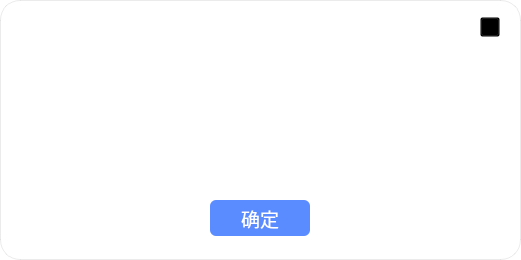
zhushizi/BCI_SWA_v2, file ui/tips_sigle.ui: the form before one commit.
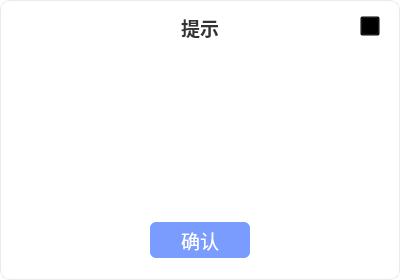
The form after the commit. Icons and pictures are not drawn.

Diff of the .ui file:
```diff
--- a/ui/tips_sigle.ui
+++ b/ui/tips_sigle.ui
@@ -6,20 +6,20 @@
    <rect>
     <x>0</x>
     <y>0</y>
-    <width>521</width>
-    <height>260</height>
+    <width>400</width>
+    <height>280</height>
    </rect>
   </property>
   <property name="minimumSize">
    <size>
-    <width>521</width>
-    <height>260</height>
+    <width>400</width>
+    <height>280</height>
    </size>
   </property>
   <property name="maximumSize">
    <size>
-    <width>521</width>
-    <height>260</height>
+    <width>400</width>
+    <height>280</height>
    </size>
   </property>
   <property name="windowTitle">
@@ -28,71 +28,40 @@
   <property name="styleSheet">
    <string notr="true">QWidget#Form {
 	background-color: rgb(255, 255, 255);
-	border-radius: 20px;
+	border-radius: 10px;
 	border: 1px solid rgba(0, 0, 0, 0.08);
 }</string>
   </property>
-  <widget class="QLabel" name="label">
+  <widget class="QLabel" name="label_title">
    <property name="geometry">
     <rect>
-     <x>-1</x>
-     <y>-1</y>
-     <width>525</width>
-     <height>51</height>
-    </rect>
-   </property>
-   <property name="minimumSize">
-    <size>
-     <width>525</width>
-     <height>39</height>
-    </size>
-   </property>
-   <property name="maximumSize">
-    <size>
-     <width>525</width>
-     <height>390</height>
-    </size>
-   </property>
-   <property name="styleSheet">
-    <string notr="true">border-image: url(:/main/pic/main_tips.png);</string>
-   </property>
-   <property name="text">
-    <string/>
-   </property>
-  </widget>
-  <widget class="QLabel" name="label_2">
-   <property name="geometry">
-    <rect>
-     <x>20</x>
-     <y>10</y>
-     <width>77</width>
+     <x>0</x>
+     <y>12</y>
+     <width>400</width>
      <height>30</height>
     </rect>
    </property>
-   <property name="minimumSize">
-    <size>
-     <width>77</width>
-     <height>30</height>
-    </size>
+   <property name="font">
+    <font>
+     <pointsize>14</pointsize>
+     <bold>true</bold>
+    </font>
    </property>
-   <property name="maximumSize">
-    <size>
-     <width>77</width>
-     <height>30</height>
-    </size>
-   </property>
    <property name="styleSheet">
-    <string notr="true">border-image: url(:/main/pic/main_tips_logo.png);</string>
+    <string notr="true">color: #333333;</string>
    </property>
    <property name="text">
-    <string/>
+    <string>提示</string>
+   </property>
+   <property name="alignment">
+    <set>Qt::AlignCenter</set>
    </property>
   </widget>
   <widget class="QPushButton" name="pushButton_close">
    <property name="geometry">
     <rect>
-     <x>480</x>
-     <y>17</y>
+     <x>360</x>
+     <y>16</y>
      <width>20</width>
      <height>20</height>
     </rect>
@@ -116,11 +85,72 @@
     <string/>
    </property>
   </widget>
+  <widget class="QLabel" name="label_icon">
+   <property name="geometry">
+    <rect>
+     <x>170</x>
+     <y>60</y>
+     <width>54</width>
+     <height>54</height>
+    </rect>
+   </property>
+   <property name="minimumSize">
+    <size>
+     <width>54</width>
+     <height>54</height>
+    </size>
+   </property>
+   <property name="maximumSize">
+    <size>
+     <width>54</width>
+     <height>54</height>
+    </size>
+   </property>
+   <property name="styleSheet">
+    <string notr="true">background: transparent;</string>
+   </property>
+   <property name="text">
+    <string/>
+   </property>
+   <property name="scaledContents">
+    <bool>true</bool>
+   </property>
+   <property name="alignment">
+    <set>Qt::AlignCenter</set>
+   </property>
+  </widget>
+  <widget class="QLabel" name="label_message">
+   <property name="geometry">
+    <rect>
+     <x>24</x>
+     <y>136</y>
+     <width>352</width>
+     <height>72</height>
+    </rect>
+   </property>
+   <property name="font">
+    <font>
+     <pointsize>14</pointsize>
+    </font>
+   </property>
+   <property name="styleSheet">
+    <string notr="true">color: #666666;</string>
+   </property>
+   <property name="text">
+    <string/>
+   </property>
+   <property name="alignment">
+    <set>Qt::AlignCenter</set>
+   </property>
+   <property name="wordWrap">
+    <bool>true</bool>
+   </property>
+  </widget>
   <widget class="QPushButton" name="pushButton_confirm">
    <property name="geometry">
     <rect>
-     <x>210</x>
-     <y>200</y>
+     <x>150</x>
+     <y>222</y>
      <width>100</width>
      <height>36</height>
     </rect>
@@ -131,56 +161,12 @@
     </font>
    </property>
    <property name="styleSheet">
-    <string notr="true">background-color: #5B8CFF; color: #ffffff; border: none; border-radius: 6px;</string>
+    <string notr="true">background-color: #7B9CFF; color: #ffffff; border: none; border-radius: 6px;</string>
    </property>
    <property name="text">
-    <string>确定</string>
+    <string>确认</string>
    </property>
   </widget>
-  <widget class="QLabel" name="label_message">
-   <property name="geometry">
-    <rect>
-     <x>18</x>
-     <y>60</y>
-     <width>481</width>
-     <height>121</height>
-    </rect>
-   </property>
-   <property name="minimumSize">
-    <size>
-     <width>481</width>
-     <height>80</height>
-    </size>
-   </property>
-   <property name="maximumSize">
-    <size>
-     <width>481</width>
-     <height>200</height>
-    </size>
-   </property>
-   <property name="font">
-    <font>
-     <pointsize>14</pointsize>
-    </font>
-   </property>
-   <property name="styleSheet">
-    <string notr="true">color: #333333; </string>
-   </property>
-   <property name="text">
-    <string/>
-   </property>
-   <property name="alignment">
-    <set>Qt::AlignCenter</set>
-   </property>
-   <property name="wordWrap">
-    <bool>true</bool>
-   </property>
-  </widget>
-  <zorder>label</zorder>
-  <zorder>pushButton_close</zorder>
-  <zorder>pushButton_confirm</zorder>
-  <zorder>label_message</zorder>
-  <zorder>label_2</zorder>
  </widget>
  <resources>
   <include location="resources.qrc"/>
```
